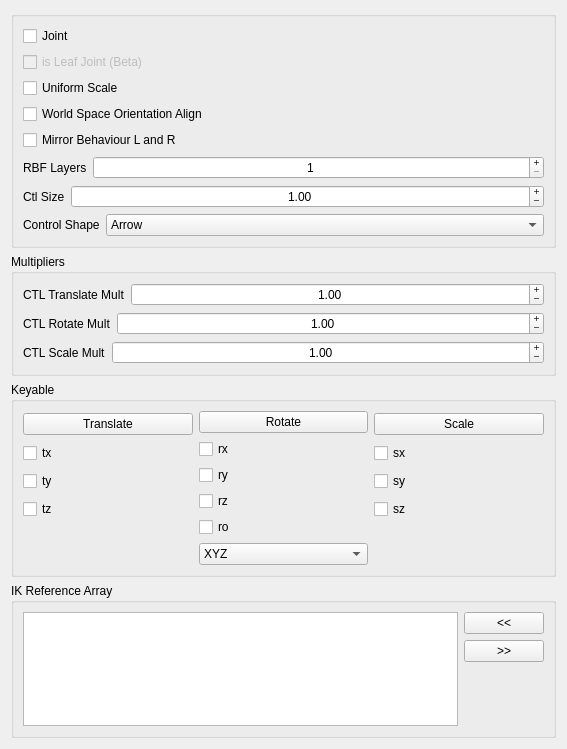
First picture: the form in release/scripts/mgear/shifter_epic_components/EPIC_layered_control_01/settingsUI.ui, repository mgear-dev/mgear4, before the edit.
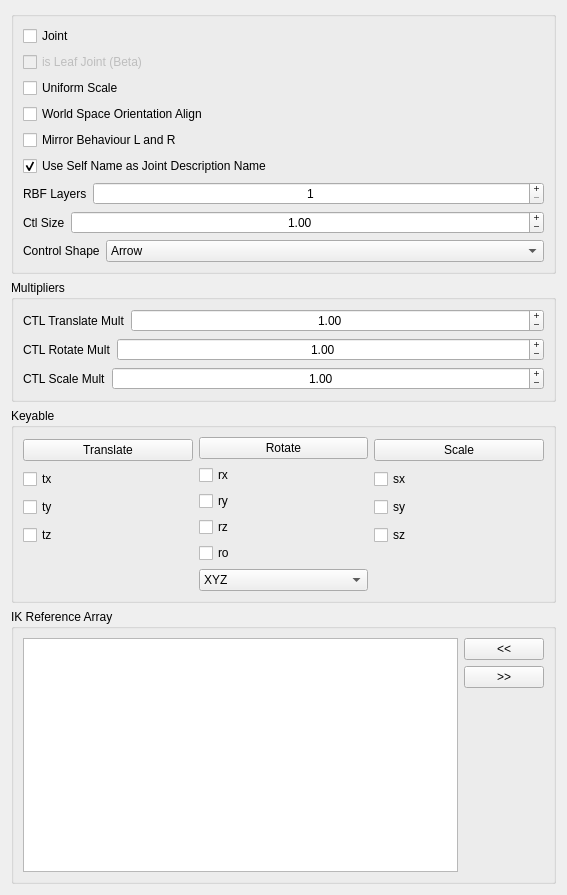
Second picture: the form after the edit.

Commit message: EPIC Components adding support for custom name description Closes #239

```diff
--- a/release/scripts/mgear/shifter_epic_components/EPIC_layered_control_01/settingsUI.ui
+++ b/release/scripts/mgear/shifter_epic_components/EPIC_layered_control_01/settingsUI.ui
@@ -7,7 +7,7 @@
     <x>0</x>
     <y>0</y>
     <width>567</width>
-    <height>749</height>
+    <height>895</height>
    </rect>
   </property>
   <property name="windowTitle">
@@ -69,6 +69,19 @@
           </property>
          </widget>
         </item>
+        <item>
+         <widget class="QCheckBox" name="descriptionName_checkBox">
+          <property name="toolTip">
+           <string>&lt;html&gt;&lt;head/&gt;&lt;body&gt;&lt;p&gt;If checked will use the component name as description name for joints. This is ideal for the default EPIC naming system.&lt;br/&gt;If we are using default mGear's naming system, is recommended to uncheck this option to avoid repetition in the names.&lt;/p&gt;&lt;/body&gt;&lt;/html&gt;</string>
+          </property>
+          <property name="text">
+           <string notr="true">Use Self Name as Joint Description Name</string>
+          </property>
+          <property name="checked">
+           <bool>true</bool>
+          </property>
+         </widget>
+        </item>
         <item>
          <layout class="QHBoxLayout" name="horizontalLayout_4">
           <item>
```
The commit also changes 15 other files.
